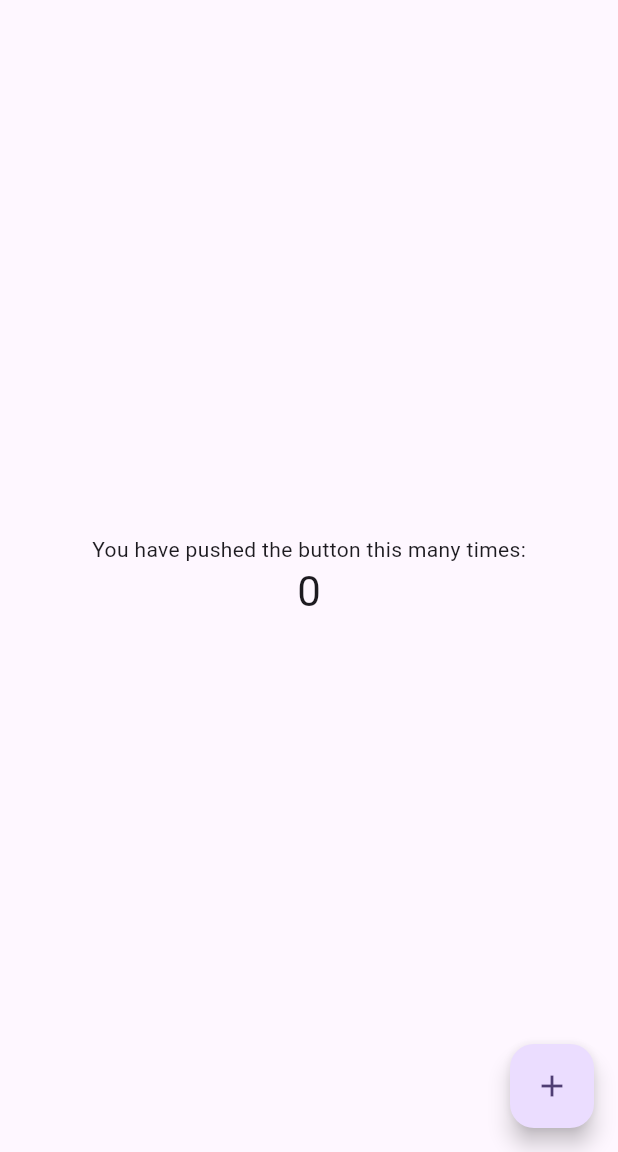
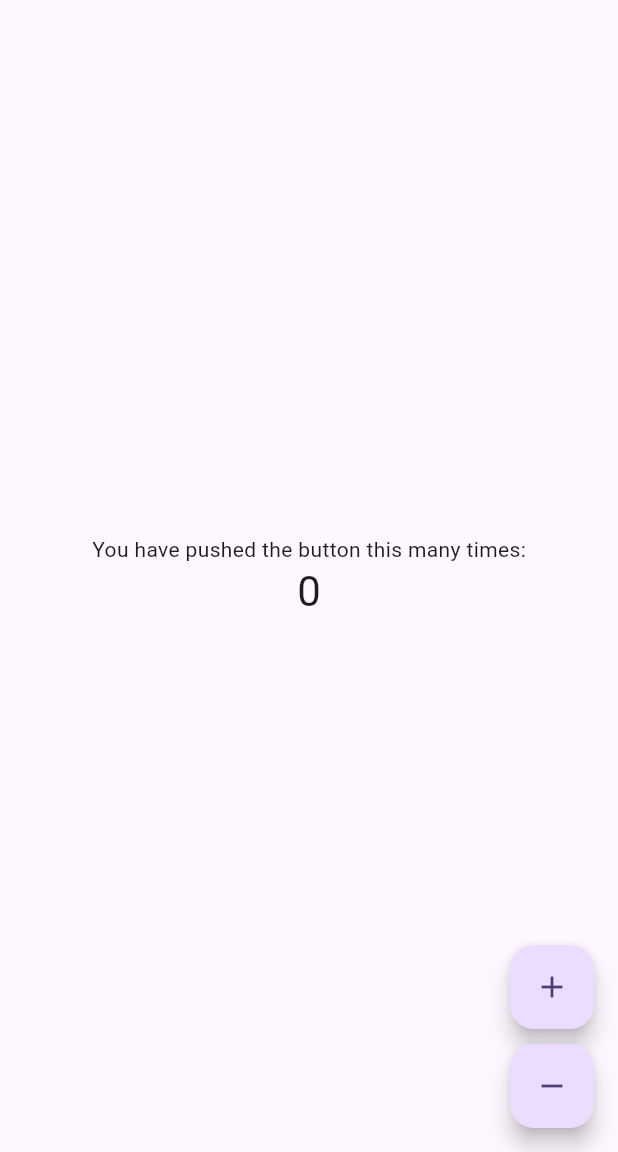
Before and after one commit to yahia-safwatali/counterly, a Flutter app: the screen it shows after launch, on a phone screen of 412 x 824 dp, the part 84-1236 px from its top. Run offline on Flutter 3.47's test engine with Material 3 defaults, Android fonts, the phone set to English and light mode, and no system bars.

Commit message:
Added decrement button to main.dart

```diff
--- a/lib/main.dart
+++ b/lib/main.dart
@@ -11,6 +11,7 @@ class MyApp extends StatelessWidget {
   @override
   Widget build(BuildContext context) {
     return MaterialApp(
+      debugShowCheckedModeBanner: false,
       title: 'Flutter Demo',
       theme: ThemeData(
         // This is the theme of your application.
@@ -68,6 +69,17 @@ class _MyHomePageState extends State<MyHomePage> {
     });
   }
 
+  void _decrementCounter() {
+    setState(() {
+      // This call to setState tells the Flutter framework that something has
+      // changed in this State, which causes it to rerun the build method below
+      // so that the display can reflect the updated values. If we changed
+      // _counter without calling setState(), then the build method would not be
+      // called again, and so nothing would appear to happen.
+      _counter--;
+    });
+  }
+
   @override
   Widget build(BuildContext context) {
     // This method is rerun every time setState is called, for instance as done
@@ -115,10 +127,21 @@ class _MyHomePageState extends State<MyHomePage> {
           ],
         ),
       ),
-      floatingActionButton: FloatingActionButton(
-        onPressed: _incrementCounter,
-        tooltip: 'Increment',
-        child: const Icon(Icons.add),
+      floatingActionButton: Column(
+        mainAxisAlignment: MainAxisAlignment.end,
+        children: [
+          FloatingActionButton(
+            onPressed: _incrementCounter,
+            tooltip: 'Increment',
+            child: const Icon(Icons.add),
+          ),
+          const SizedBox(height: 10),
+          FloatingActionButton(
+            onPressed: _decrementCounter,
+            tooltip: 'Decrement',
+            child: const Icon(Icons.remove),
+          ),
+        ],
       ), // This trailing comma makes auto-formatting nicer for build methods.
     );
   }
```
